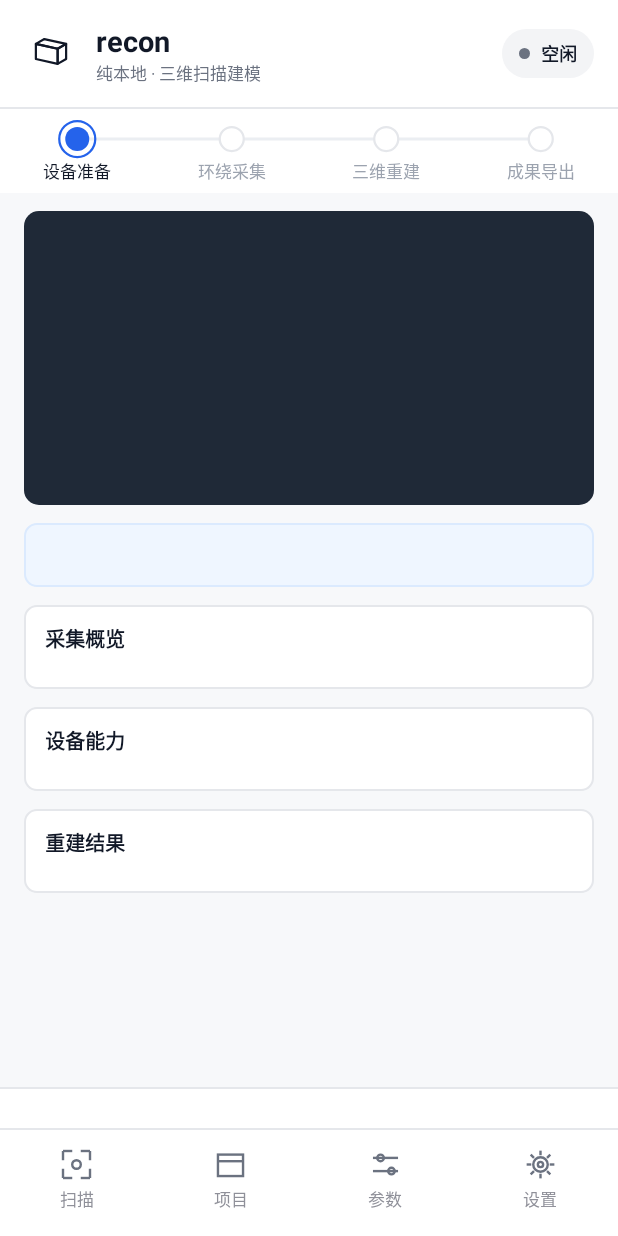
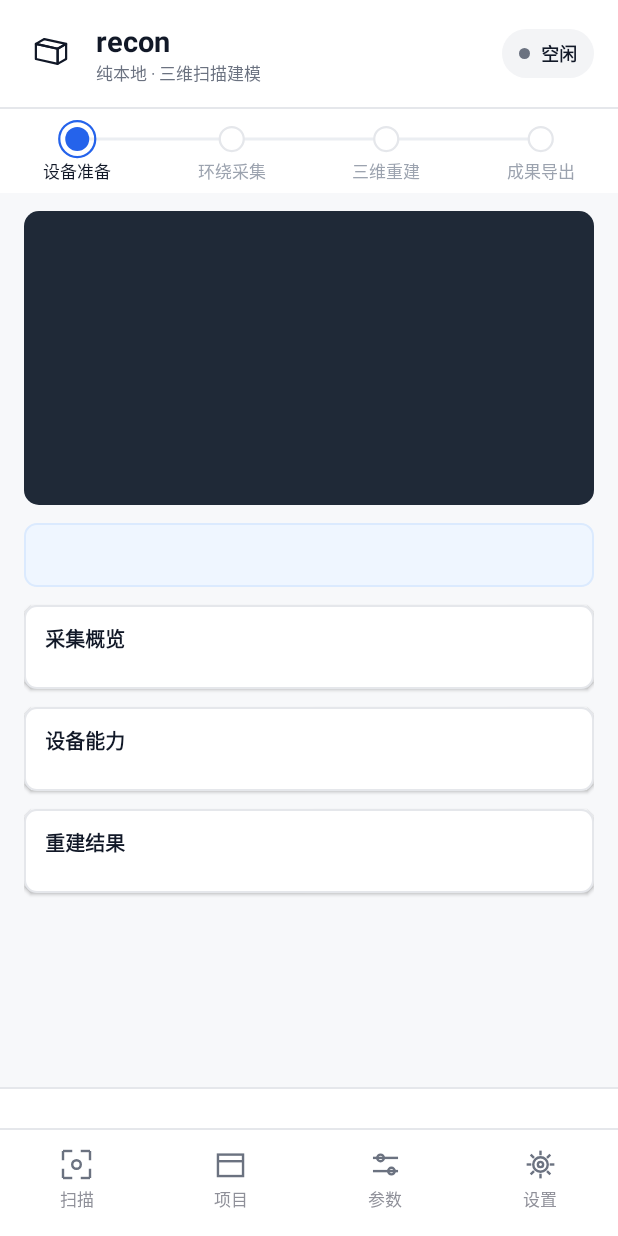
Before and after one commit to kai3934908500/recon-scanner, an Android app: the screen it shows after launch (CaptureActivity), after a tap on "跳过", on a phone screen of 412 x 824 dp. Run offline under Robolectric (Android 15) with nearby library versions, the phone set to English and light mode, and no system bars; 7 statements that could not run were skipped; 1 other tap on this screen came first.

Commit message:
feat(android): 4K最高画质预览(与采集解耦)+采集240帧上限防SfM卡死+引导技巧页+设置画质档位与一键还原+卡片阴影质感

```diff
--- a/platform/android/app/src/main/java/com/recon/scan/AppShell.kt
+++ b/platform/android/app/src/main/java/com/recon/scan/AppShell.kt
@@ -47,6 +47,8 @@ internal class AppShell(
     private val onReplayGuide: () -> Unit,
     private val onDevMode: (Boolean) -> Unit,
     private val onGuideDone: () -> Unit,
+    private val onResetSettings: () -> Unit,
+    private val onQualityTier: (Int) -> Unit,
     private val guideSummary: String = "",
 ) {
     private object C {
@@ -367,7 +369,7 @@ internal class AppShell(
         return row
     }
 
-    private val paramDefaults = mutableMapOf(
+    private val defaultParamValues = mutableMapOf(
         "sfm_feature_count" to 3000.0,
         "sfm_min_track_length" to 3.0,
         "vio_feature_count" to 300.0,
@@ -377,6 +379,7 @@ internal class AppShell(
         "cap_exposure_time_us" to 10000.0,
         "cap_iso" to 100.0,
     )
+    private val paramDefaults = defaultParamValues.toMutableMap()
     private val paramSteps = mutableMapOf(
         "sfm_feature_count" to 500.0,
         "sfm_min_track_length" to 1.0,
@@ -486,6 +489,54 @@ internal class AppShell(
 
         // 采集质量：全部是 params.h 里的真实 key，改值直接 setParam 进内核
         page.addView(sectionLabel(R.string.settings_section_quality))
+        // 采集画质档位（取景始终最高，此项只影响送内核帧）
+        val tierCard = LinearLayout(context).apply {
+            orientation = LinearLayout.VERTICAL
+            background = roundedBg(C.SURFACE, C.BORDER)
+            setPadding(dp(12), dp(10), dp(12), dp(10))
+            layoutParams = LinearLayout.LayoutParams(
+                ViewGroup.LayoutParams.MATCH_PARENT, ViewGroup.LayoutParams.WRAP_CONTENT).apply {
+                setMargins(0, dp(6), 0, dp(8))
+            }
+        }
+        tierCard.addView(TextView(context).apply {
+            text = context.getString(R.string.settings_quality_tier)
+            setTextSize(TypedValue.COMPLEX_UNIT_PX, dp(12).toFloat())
+            setTextColor(C.SECOND)
+        })
+        val tierRow = LinearLayout(context).apply {
+            orientation = LinearLayout.HORIZONTAL
+            layoutParams = LinearLayout.LayoutParams(
+                ViewGroup.LayoutParams.MATCH_PARENT, ViewGroup.LayoutParams.WRAP_CONTENT).apply {
+                setMargins(0, dp(8), 0, 0)
+            }
+        }
+        val tierLabels = listOf(R.string.settings_tier_smooth,
+            R.string.settings_tier_balanced, R.string.settings_tier_quality)
+        var currentTier = 1
+        tierLabels.forEachIndexed { idx, label ->
+            val b = makeSecondaryButton(label).apply {
+                layoutParams = LinearLayout.LayoutParams(0, ViewGroup.LayoutParams.WRAP_CONTENT, 1f).apply {
+                    setMargins(dp(2), 0, dp(2), 0)
+                }
+                setButtonActive(this, idx == currentTier)
+                setOnClickListener {
+                    currentTier = idx
+                    tierLabels.forEachIndexed { i, _ -> setButtonActive(tierRow.getChildAt(i) as? Button, i == idx) }
+                    onQualityTier(idx)
+                }
+            }
+            tierRow.addView(b)
+        }
+        tierCard.addView(tierRow)
+        val tierHint = TextView(context).apply {
+            text = context.getString(R.string.settings_tier_hint)
+            setTextSize(TypedValue.COMPLEX_UNIT_PX, dp(10).toFloat())
+            setTextColor(C.MUTED)
+            setPadding(0, dp(8), 0, 0)
+        }
+        tierCard.addView(tierHint)
+        page.addView(tierCard)
         val qualityCard = LinearLayout(context).apply {
             orientation = LinearLayout.VERTICAL
             background = roundedBg(C.SURFACE, C.BORDER)
@@ -545,6 +596,38 @@ internal class AppShell(
         page.addView(devToggle)
         page.addView(TextView(context).apply {
             text = context.getString(R.string.settings_dev_hint)
+            setTextSize(TypedValue.COMPLEX_UNIT_PX, dp(11).toFloat())
+            setTextColor(C.MUTED); setPadding(0, dp(4), 0, 0)
+        })
+
+        // 一键还原：所有参数/预设/对焦恢复出厂默认
+        page.addView(sectionLabel(R.string.settings_section_reset))
+        val resetBtn = makeSecondaryButton(R.string.settings_reset).apply {
+            layoutParams = LinearLayout.LayoutParams(
+                ViewGroup.LayoutParams.MATCH_PARENT, ViewGroup.LayoutParams.WRAP_CONTENT).apply {
+                setMargins(0, dp(6), 0, dp(4))
+            }
+            setTextColor(Color.rgb(0xDC, 0x26, 0x26))
+            background = android.graphics.drawable.GradientDrawable().apply {
+                setColor(Color.WHITE)
+                setStroke(1, Color.rgb(0xDC, 0x26, 0x26)); cornerRadius = dp(8).toFloat() }
+            setOnClickListener {
+                // 复位本 UI 的所有控件状态
+                paramDefaults.putAll(defaultParamValues)
+                paramDefaults.keys.forEach { k -> paramValueTexts[k]?.text = paramDefaults[k]?.toInt()?.toString() ?: "—" }
+                setFocusUi(auto = true)
+                focusSeek?.progress = 0
+                devModeOn = false
+                setButtonActive(devToggle, false)
+                presetButtons.forEach { (k, v) ->
+                    setButtonActive(v, k == 1)   // 默认均衡档
+                }
+                onResetSettings()
+            }
+        }
+        page.addView(resetBtn)
+        page.addView(TextView(context).apply {
+            text = context.getString(R.string.settings_reset_hint)
             setTextSize(TypedValue.COMPLEX_UNIT_PX, dp(11).toFloat())
             setTextColor(C.MUTED); setPadding(0, dp(4), 0, 0)
         })
@@ -656,9 +739,14 @@ internal class AppShell(
         private val pages = listOf(
             R.string.guide_1_title to R.string.guide_1_body,
             R.string.guide_2_title to R.string.guide_2_body,
+            R.string.guide_tips_title to R.string.guide_tips_body,
             R.string.guide_3_title to R.string.guide_3_body,
             R.string.guide_4_title to R.string.guide_4_body,
         )
+        private val tips = listOf(
+            R.string.guide_tip_1, R.string.guide_tip_2,
+            R.string.guide_tip_3, R.string.guide_tip_4)
+        private val tipsBox: LinearLayout
         private val summaryCard: TextView
         private var index = 0
         private val title: TextView
@@ -699,6 +787,36 @@ internal class AppShell(
                     ViewGroup.LayoutParams.MATCH_PARENT,
                     ViewGroup.LayoutParams.WRAP_CONTENT).apply { topMargin = dp(18) }
             }
+            tipsBox = LinearLayout(context).apply {
+                orientation = LinearLayout.VERTICAL
+                visibility = View.GONE
+                layoutParams = LinearLayout.LayoutParams(
+                    ViewGroup.LayoutParams.MATCH_PARENT,
+                    ViewGroup.LayoutParams.WRAP_CONTENT).apply { topMargin = dp(16) }
+            }
+            tips.forEachIndexed { i, res ->
+                tipsBox.addView(LinearLayout(context).apply {
+                    orientation = LinearLayout.HORIZONTAL
+                    gravity = Gravity.CENTER_VERTICAL
+                    setPadding(dp(10), dp(7), dp(10), dp(7))
+                    addView(TextView(context).apply {
+                        text = "${i + 1}"
+                        setTextSize(TypedValue.COMPLEX_UNIT_PX, dp(12).toFloat())
+                        setTextColor(Color.WHITE); typeface = Typeface.DEFAULT_BOLD
+                        gravity = Gravity.CENTER
+                        background = android.graphics.drawable.GradientDrawable().apply {
+                            setColor(Color.rgb(0x25, 0x63, 0xEB)); cornerRadius = dp(999).toFloat() }
+                        layoutParams = LinearLayout.LayoutParams(dp(24), dp(24))
+                    })
+                    addView(TextView(context).apply {
+                        text = context.getString(res)
+                        setTextSize(TypedValue.COMPLEX_UNIT_PX, dp(12).toFloat())
+                        setTextColor(Color.rgb(0x6B, 0x72, 0x80))
+                        setPadding(dp(10), 0, 0, 0)
+                        layoutParams = LinearLayout.LayoutParams(0, ViewGroup.LayoutParams.WRAP_CONTENT, 1f)
+                    })
+                })
+            }
             nextBtn = Button(context).apply {
                 isAllCaps = false
                 setTextSize(TypedValue.COMPLEX_UNIT_PX, dp(15).toFloat())
@@ -726,6 +844,7 @@ internal class AppShell(
             })
             box.addView(title)
             box.addView(body)
+            box.addView(tipsBox)
             box.addView(summaryCard)
             box.addView(nextBtn)
             box.addView(skipBtn)
@@ -736,6 +855,7 @@ internal class AppShell(
         private fun render() {
             title.text = context.getString(pages[index].first)
             body.text = context.getString(pages[index].second)
+            tipsBox.visibility = if (pages[index].first == R.string.guide_tips_title) View.VISIBLE else View.GONE
             val showSummary = index == pages.size - 1 && summary.isNotEmpty()
             summaryCard.visibility = if (showSummary) View.VISIBLE else View.GONE
             if (showSummary) summaryCard.text = summary
--- a/platform/android/app/src/main/java/com/recon/scan/MainUI.kt
+++ b/platform/android/app/src/main/java/com/recon/scan/MainUI.kt
@@ -685,6 +685,7 @@ internal class MainUI(
             orientation = VERTICAL
             background = android.graphics.drawable.GradientDrawable().apply {
                 setColor(C.SURFACE); setStroke(dp(1), C.BORDER); cornerRadius = dp(8).toFloat() }
+            if (android.os.Build.VERSION.SDK_INT >= 21) elevation = dp(1).toFloat()
             setPadding(dp(14), dp(12), dp(14), dp(13))
             addView(TextView(context).apply {
                 text = title
--- a/platform/android/app/src/main/res/values/strings.xml
+++ b/platform/android/app/src/main/res/values/strings.xml
@@ -160,6 +160,23 @@
     <string name="settings_on">开</string>
     <string name="settings_off">关</string>
     <string name="settings_applied">已应用</string>
+    <string name="settings_section_reset">恢复默认</string>
+    <string name="settings_reset">一键还原默认设置</string>
+    <string name="settings_reset_hint">所有参数、预设与对焦恢复出厂值</string>
+    <string name="settings_reset_done">已恢复默认设置</string>
+    <string name="settings_quality_tier">采集画质（送内核）</string>
+    <string name="settings_tier_smooth">流畅</string>
+    <string name="settings_tier_balanced">均衡</string>
+    <string name="settings_tier_quality">高画质</string>
+    <string name="settings_tier_hint">取景始终用最高画质；此项只影响送内核重建的帧</string>
+
+    <!-- 引导：扫描技巧 -->
+    <string name="guide_tips_title">拍出好模型的技巧</string>
+    <string name="guide_tips_body">专业扫描都遵循这四点，跟着做成功率最高。</string>
+    <string name="guide_tip_1">光线均匀明亮，避免强光直射与阴影</string>
+    <string name="guide_tip_2">缓慢环绕物体一周，各角度都要覆盖</string>
+    <string name="guide_tip_3">避免反光、透明或纯黑无纹理的物体</string>
+    <string name="guide_tip_4">距离保持 0.5–1 米，手机移动要平稳</string>
 
     <!-- 多阶段重建 -->
     <string name="stage_preprocess">帧预处理</string>
```
Also changed, not shown: platform/android/app/src/main/java/com/recon/scan/CameraCapture.kt (+29 -7 lines), platform/android/app/src/main/java/com/recon/scan/CaptureActivity.kt (+40 -0 lines).
